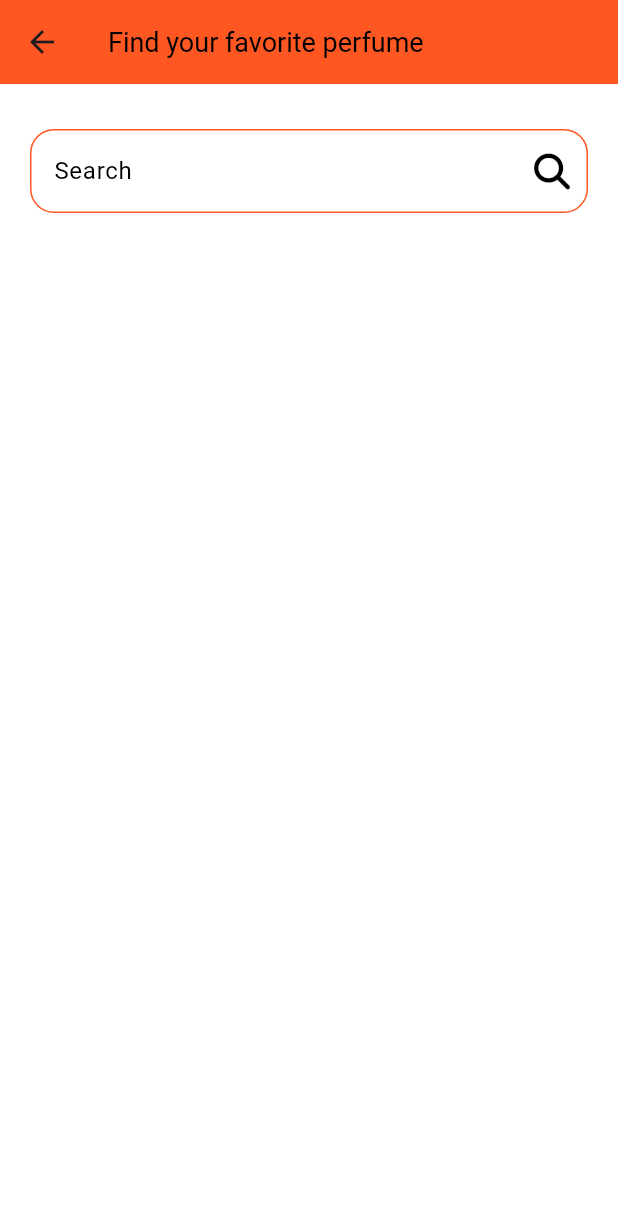
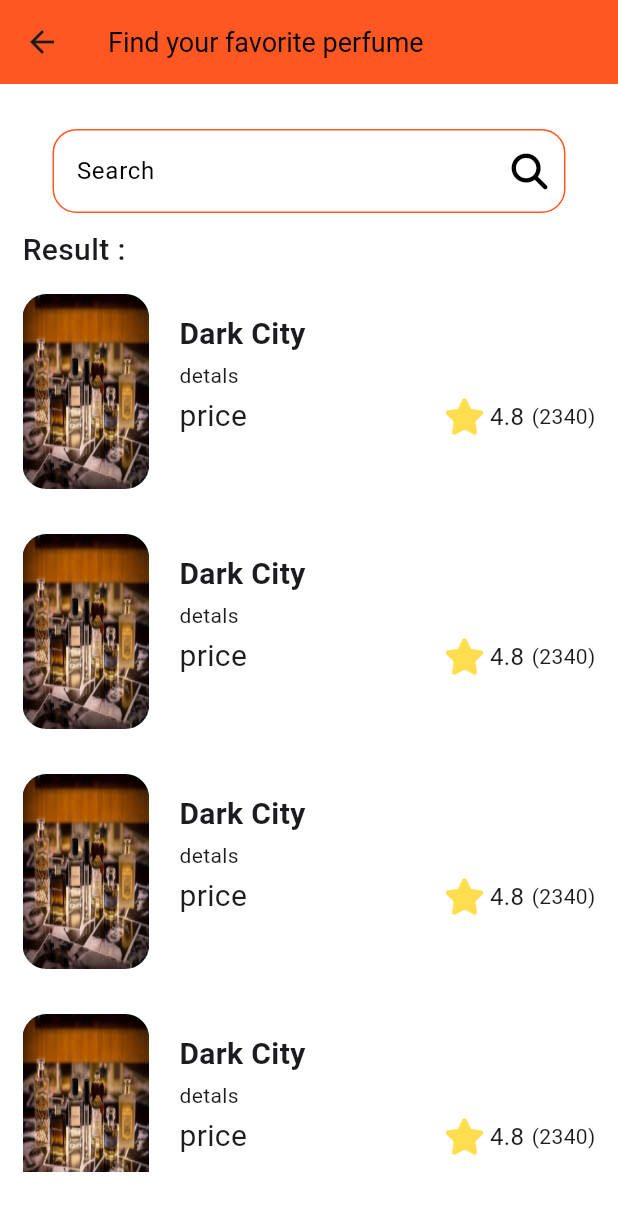
Before and after one commit to YazanMtawej/onestopshop, a Flutter app: the SearchViewBody screen opened directly, on a phone screen of 412 x 824 dp. Shown: the top 1211 px of the screen. Run offline on Flutter 3.47's test engine with Material 3 defaults, Android fonts, the phone set to English and light mode, and no system bars; our stand-ins replace convex_bottom_bar, device_preview, flutter_svg, font_awesome_flutter, get.

Commit message:
add search list view and refuctor code

```diff
--- a/lib/features/Home/data/presentation/views/widgets/home_view_body.dart
+++ b/lib/features/Home/data/presentation/views/widgets/home_view_body.dart
@@ -27,7 +27,7 @@ class HomeViewBody extends StatelessWidget {
                 Get.to(
                   () => SearchView(),
                   duration: kTranstionDuration,
-                  transition: Transition.fade,
+                  transition: Transition.circularReveal,
                 );
               },
               icon: const Icon(
--- a/lib/features/Home/data/presentation/views/widgets/perfum_list_view_item.dart
+++ b/lib/features/Home/data/presentation/views/widgets/perfum_list_view_item.dart
@@ -22,10 +22,10 @@ class PerfumeListViewItem extends StatelessWidget {
         child: Row(
           children: [
             AspectRatio(
-              aspectRatio: 2.7 / 4,
+              aspectRatio: 2.6 / 4,
               child: Container(
                 decoration: BoxDecoration(
-                  borderRadius: BorderRadius.circular(8),
+                  borderRadius: BorderRadius.circular(16),
                   image: const DecorationImage(
                     fit: BoxFit.fill,
                     image: AssetImage(AssetsData.p2),
@@ -33,14 +33,15 @@ class PerfumeListViewItem extends StatelessWidget {
                 ),
               ),
             ),
-            const SizedBox(width: 30),
+            const SizedBox(width: 20),
             Expanded(
               child: Column(
                 crossAxisAlignment: CrossAxisAlignment.start,
                 children: [
+                  const SizedBox(height: 12),
                   SizedBox(
                     width: MediaQuery.of(context).size.width * .5,
-                    child: Text(
+                    child: const Text(
                       'Dark City',
                       maxLines: 2,
                       overflow: TextOverflow.ellipsis,
@@ -50,9 +51,9 @@ class PerfumeListViewItem extends StatelessWidget {
                       ),
                     ),
                   ),
-                  SizedBox(height: 3),
-                  Text('detals', style: TextStyle(fontSize: 14)),
-                  SizedBox(height: 3),
+                  const SizedBox(height: 3),
+                  const Text('detals', style: TextStyle(fontSize: 14)),
+                  const SizedBox(height: 3),
                   Row(
                     children: const [
                       Text("price", style: TextStyle(fontSize: 20)),
--- a/lib/features/profile/presentation/views/widgets/profile_view_body.dart
+++ b/lib/features/profile/presentation/views/widgets/profile_view_body.dart
@@ -42,7 +42,7 @@ class ProfileViewBody extends StatelessWidget {
                   Get.to(
                     () => SettingsView(),
                     duration: kTranstionDuration,
-                    transition: Transition.fade,
+                    transition: Transition.circularReveal,
                   );
                 },
               ),
@@ -53,7 +53,7 @@ class ProfileViewBody extends StatelessWidget {
                   Get.to(
                     () => FromAppView(),
                     duration: kTranstionDuration,
-                    transition: Transition.fade,
+                    transition: Transition.circularReveal,
                   );
                 },
               ),
--- /dev/null
+++ b/lib/features/search/presentation/views/widgets/search_list_view.dart
@@ -0,0 +1,22 @@
+import 'package:flutter/material.dart';
+import 'package:onestopshop/features/Home/data/presentation/views/widgets/perfum_list_view_item.dart';
+
+class SearchListView extends StatelessWidget {
+  const SearchListView({super.key});
+
+  @override
+  Widget build(BuildContext context) {
+    return  Expanded(
+      child: ListView.builder(
+        itemCount: 10,
+        itemBuilder: (context, index) {
+          return Padding(
+            padding: const EdgeInsets.symmetric(vertical: 15),
+            child: const PerfumeListViewItem(),
+          );
+        },
+
+      ),
+    );
+  }
+}
--- a/lib/features/search/presentation/views/widgets/search_view_body.dart
+++ b/lib/features/search/presentation/views/widgets/search_view_body.dart
@@ -1,6 +1,7 @@
 import 'package:flutter/material.dart';
 import 'package:onestopshop/constents.dart';
 import 'package:onestopshop/core/utils/widgets/custom_text_field.dart';
+import 'package:onestopshop/features/search/presentation/views/widgets/search_list_view.dart';
 
 class SearchViewBody extends StatelessWidget {
   const SearchViewBody({super.key});
@@ -12,14 +13,23 @@ class SearchViewBody extends StatelessWidget {
           elevation: 0,
           title: const Text('Find your favorite perfume', style: TextStyle(fontSize:18,color: Colors.black)),
           ),
-      body: Column(
+      body: Padding(
+        padding: const EdgeInsets.symmetric(horizontal: 15),
+        child: ListView(
           children: [
             SizedBox(height: 30,),
             Padding(
               padding: const EdgeInsets.symmetric(horizontal: 20),
               child: CustomTextField(hinttext: 'Search',inputType: TextInputType.name,),
             ),
+            const SizedBox(height: 10,),
+          const  Text('Result :',style: TextStyle(fontSize: 20,fontWeight: FontWeight.w500),),
+         const   SizedBox(
+              height: 600,
+              child: SearchListView()),
+
           ],
+        ),
       ),
     ),);
   }
```
Also changed, not shown: lib/core/utils/widgets/photo_design.dart (added, +29 -0 lines), lib/features/profile/presentation/views/widgets/from_app_view_body.dart (+9 -20 lines), lib/features/splah/presentation/views/widgets/welcom_view_body.dart (+12 -6 lines). Lines whose indentation alone changed are shown as unchanged.
